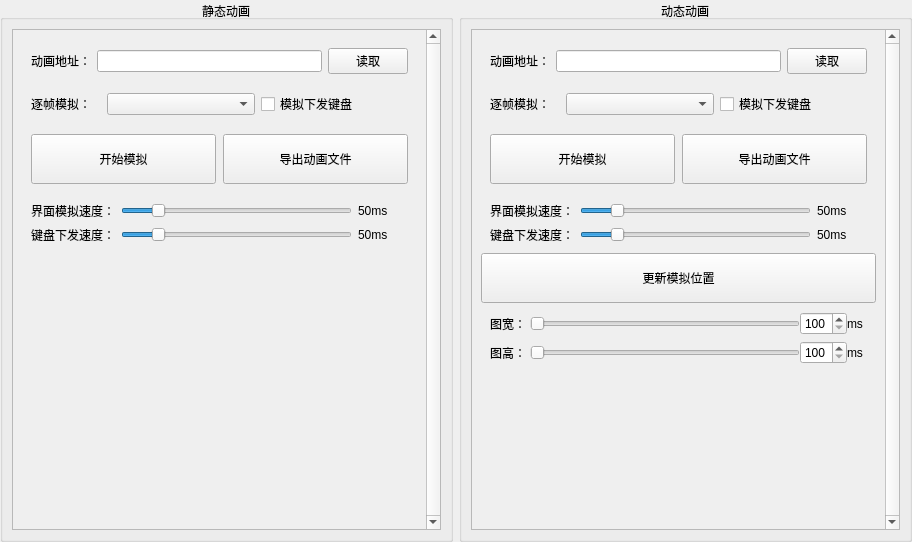
First picture: the form in GY_FunctionUi/GY_AnimationSettingUi.ui, repository GuangYanJiaoHu/GY_KeyMatrixConverter, before the edit.
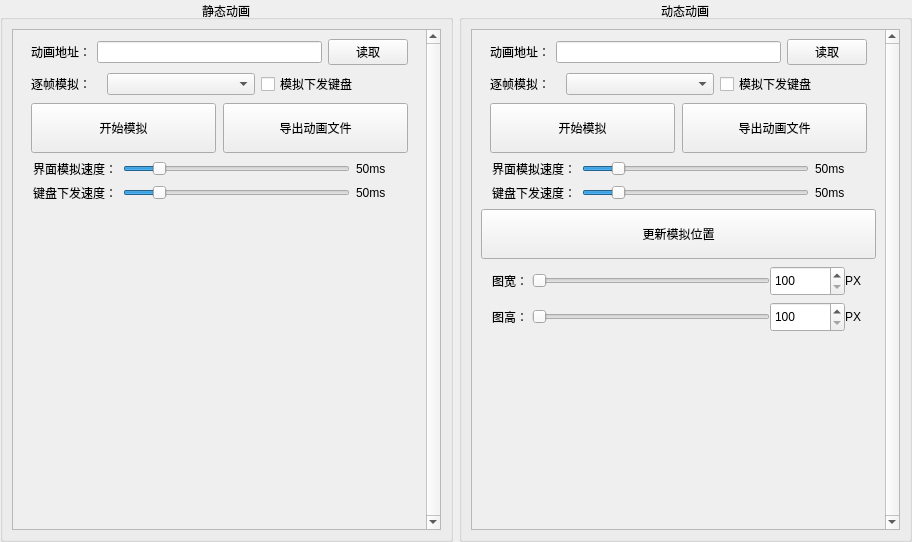
Second picture: the form after the edit.

```diff
--- a/GY_FunctionUi/GY_AnimationSettingUi.ui
+++ b/GY_FunctionUi/GY_AnimationSettingUi.ui
@@ -69,7 +69,7 @@
             </property>
             <layout class="QGridLayout" name="gridLayout_12">
              <property name="verticalSpacing">
-              <number>0</number>
+              <number>7</number>
              </property>
              <item row="0" column="0">
               <widget class="QWidget" name="widget_2" native="true">
@@ -80,6 +80,12 @@
                 </size>
                </property>
                <layout class="QGridLayout" name="gridLayout_3">
+                <property name="topMargin">
+                 <number>0</number>
+                </property>
+                <property name="bottomMargin">
+                 <number>0</number>
+                </property>
                 <item row="0" column="0">
                  <widget class="QLabel" name="label_StaticReadPath">
                   <property name="maximumSize">
@@ -119,6 +125,12 @@
                 </size>
                </property>
                <layout class="QGridLayout" name="gridLayout_4">
+                <property name="topMargin">
+                 <number>0</number>
+                </property>
+                <property name="bottomMargin">
+                 <number>0</number>
+                </property>
                 <item row="0" column="0">
                  <widget class="QLabel" name="label_StaticOnlySimulate">
                   <property name="maximumSize">
@@ -154,6 +166,12 @@
                 </size>
                </property>
                <layout class="QGridLayout" name="gridLayout_7">
+                <property name="topMargin">
+                 <number>0</number>
+                </property>
+                <property name="bottomMargin">
+                 <number>0</number>
+                </property>
                 <property name="horizontalSpacing">
                  <number>7</number>
                 </property>
@@ -195,6 +213,18 @@
                 </size>
                </property>
                <layout class="QGridLayout" name="gridLayout_8">
+                <property name="leftMargin">
+                 <number>11</number>
+                </property>
+                <property name="topMargin">
+                 <number>0</number>
+                </property>
+                <property name="rightMargin">
+                 <number>11</number>
+                </property>
+                <property name="bottomMargin">
+                 <number>0</number>
+                </property>
                 <item row="1" column="0">
                  <widget class="QLabel" name="label_StaticSend">
                   <property name="text">
@@ -335,21 +365,36 @@
              </rect>
             </property>
             <layout class="QGridLayout" name="gridLayout_14">
-             <property name="horizontalSpacing">
+             <property name="spacing">
               <number>7</number>
              </property>
-             <property name="verticalSpacing">
-              <number>0</number>
-             </property>
              <item row="7" column="0">
               <widget class="QWidget" name="widget_10" native="true">
+               <property name="minimumSize">
+                <size>
+                 <width>0</width>
+                 <height>0</height>
+                </size>
+               </property>
                <property name="maximumSize">
                 <size>
                  <width>16777215</width>
-                 <height>80</height>
+                 <height>16777215</height>
                 </size>
                </property>
                <layout class="QGridLayout" name="gridLayout_15">
+                <property name="leftMargin">
+                 <number>11</number>
+                </property>
+                <property name="topMargin">
+                 <number>0</number>
+                </property>
+                <property name="rightMargin">
+                 <number>11</number>
+                </property>
+                <property name="bottomMargin">
+                 <number>0</number>
+                </property>
                 <property name="horizontalSpacing">
                  <number>0</number>
                 </property>
@@ -387,7 +432,7 @@
                    </size>
                   </property>
                   <property name="text">
-                   <string>ms</string>
+                   <string>PX</string>
                   </property>
                  </widget>
                 </item>
@@ -438,7 +483,7 @@
                    </size>
                   </property>
                   <property name="text">
-                   <string>ms</string>
+                   <string>PX</string>
                   </property>
                  </widget>
                 </item>
@@ -463,6 +508,12 @@
                 </item>
                 <item row="0" column="2">
                  <widget class="QSpinBox" name="spinBox_PixmapWidth">
+                  <property name="minimumSize">
+                   <size>
+                    <width>75</width>
+                    <height>30</height>
+                   </size>
+                  </property>
                   <property name="minimum">
                    <number>100</number>
                   </property>
@@ -473,6 +524,12 @@
                 </item>
                 <item row="1" column="2">
                  <widget class="QSpinBox" name="spinBox_PixmapHeight">
+                  <property name="minimumSize">
+                   <size>
+                    <width>75</width>
+                    <height>30</height>
+                   </size>
+                  </property>
                   <property name="minimum">
                    <number>100</number>
                   </property>
@@ -493,6 +550,18 @@
                 </size>
                </property>
                <layout class="QGridLayout" name="gridLayout_13">
+                <property name="leftMargin">
+                 <number>11</number>
+                </property>
+                <property name="topMargin">
+                 <number>0</number>
+                </property>
+                <property name="rightMargin">
+                 <number>11</number>
+                </property>
+                <property name="bottomMargin">
+                 <number>0</number>
+                </property>
                 <item row="0" column="2">
                  <widget class="QLabel" name="label_DynamicUiMs">
                   <property name="minimumSize">
@@ -589,6 +658,12 @@
                 </size>
                </property>
                <layout class="QGridLayout" name="gridLayout_9">
+                <property name="topMargin">
+                 <number>0</number>
+                </property>
+                <property name="bottomMargin">
+                 <number>0</number>
+                </property>
                 <item row="0" column="0">
                  <widget class="QLabel" name="label_DynamicReadPath">
                   <property name="maximumSize">
@@ -628,6 +703,12 @@
                 </size>
                </property>
                <layout class="QGridLayout" name="gridLayout_11">
+                <property name="topMargin">
+                 <number>0</number>
+                </property>
+                <property name="bottomMargin">
+                 <number>0</number>
+                </property>
                 <property name="horizontalSpacing">
                  <number>7</number>
                 </property>
@@ -669,6 +750,12 @@
                 </size>
                </property>
                <layout class="QGridLayout" name="gridLayout_10">
+                <property name="topMargin">
+                 <number>0</number>
+                </property>
+                <property name="bottomMargin">
+                 <number>0</number>
+                </property>
                 <item row="0" column="1">
                  <widget class="QComboBox" name="comboBox_DynamicOnlySimulate"/>
                 </item>
```
